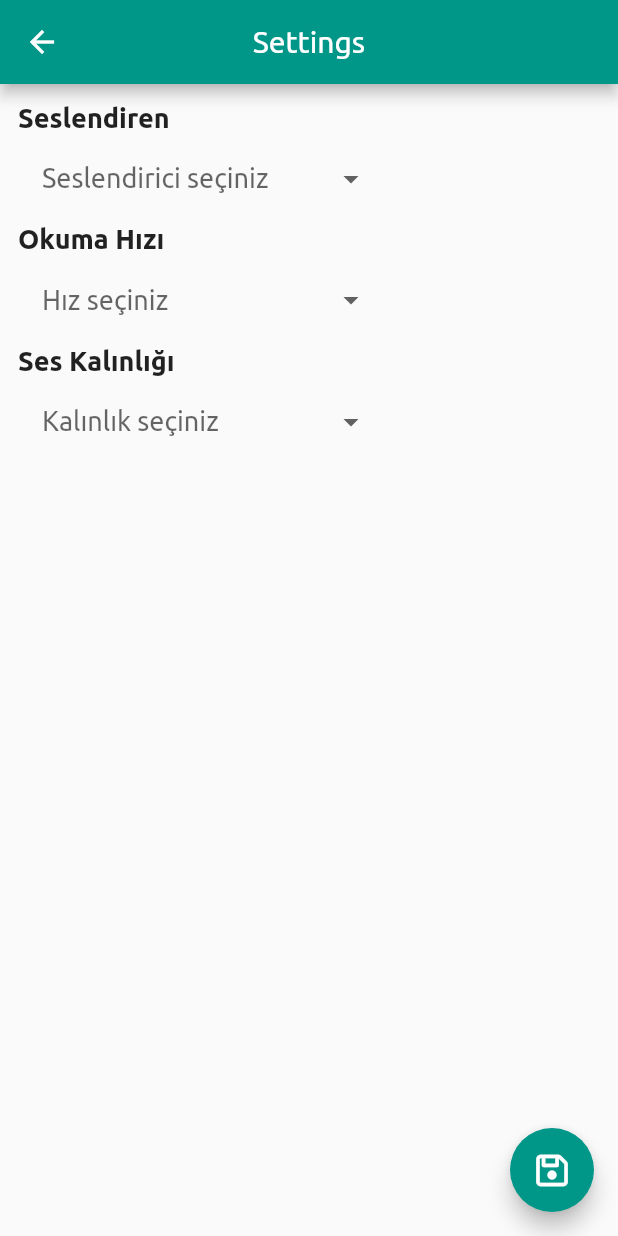
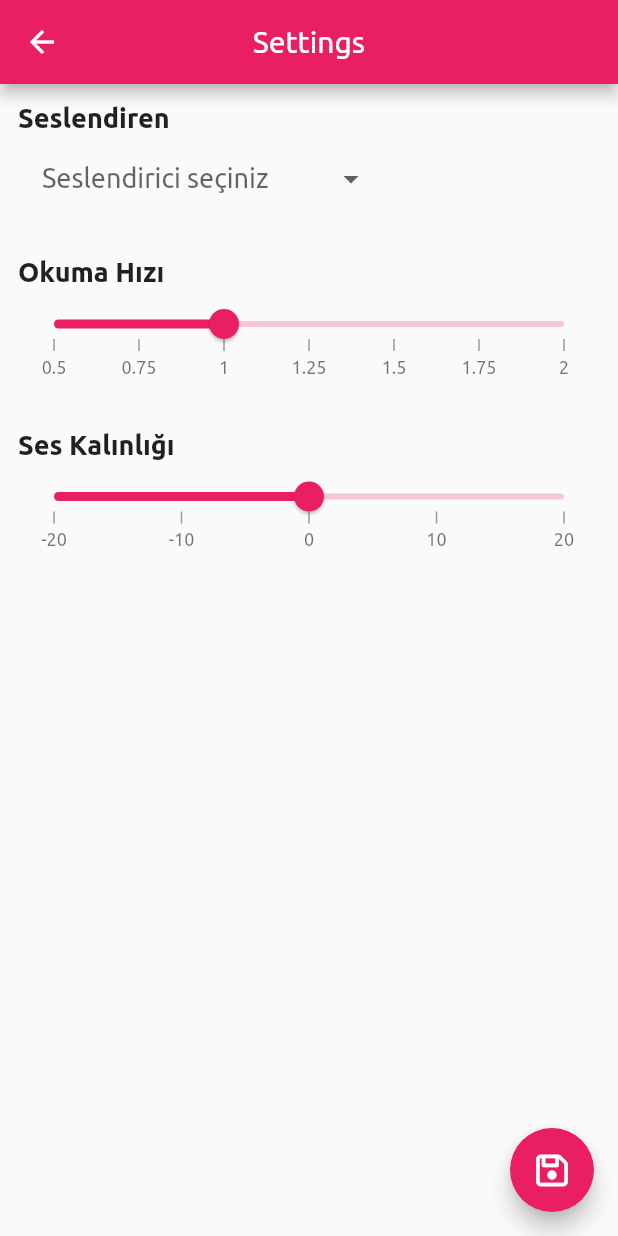
Before and after one commit to merihcavdar/biri_okusun, a Flutter app: the screen it shows after launch, in the side drawer, after a tap on "Seçenekler", on a phone screen of 412 x 824 dp. Run offline on Flutter 3.47's test engine with Material 2 defaults, Android fonts, the phone set to English and light mode, and no system bars; drawn by our look-alikes of dropdown_button2, syncfusion_flutter_sliders; our stand-ins replace file_picker, font_awesome_flutter.

Commit message:
screens, components, app icon adjusted

```diff
--- a/lib/main.dart
+++ b/lib/main.dart
@@ -12,7 +12,7 @@ class MyApp extends StatelessWidget {
   Widget build(BuildContext context) {
     return MaterialApp(
       theme: ThemeData(
-          primarySwatch: Colors.teal,
+          primarySwatch: Colors.pink,
           fontFamily: 'Ubuntu',
           textTheme: const TextTheme(
             bodyMedium: TextStyle(
--- a/lib/screens/main_page.dart
+++ b/lib/screens/main_page.dart
@@ -2,6 +2,25 @@ import 'package:biri_okusun/screens/read_page.dart';
 import 'package:flutter/material.dart';
 import 'package:font_awesome_flutter/font_awesome_flutter.dart';
 import 'settings.dart';
+import 'package:file_picker/file_picker.dart';
+
+List<Color> colorList = [
+  Colors.pink,
+  Colors.blue,
+  Colors.green,
+  Colors.amber,
+  Colors.purple,
+  Colors.brown
+];
+
+List<String> titleList = [
+  'Ürünlerimiz',
+  'Kredi',
+  'Hukuk',
+  'İstihbarat',
+  'İthalat-İhracat',
+  'Döviz'
+];
 
 class MainPage extends StatefulWidget {
   const MainPage({super.key});
@@ -11,6 +30,11 @@ class MainPage extends StatefulWidget {
 }
 
 class _MainPageState extends State<MainPage> {
+  PlatformFile? file;
+  Future<void> picksinglefile() async {
+    FilePickerResult? result = await FilePicker.platform.pickFiles();
+  }
+
   @override
   Widget build(BuildContext context) {
     return SafeArea(
@@ -66,7 +90,9 @@ class _MainPageState extends State<MainPage> {
           ],
         ),
         floatingActionButton: FloatingActionButton(
-          onPressed: () {},
+          onPressed: () {
+            picksinglefile();
+          },
           child: const Icon(FontAwesomeIcons.plus),
         ),
         floatingActionButtonLocation: FloatingActionButtonLocation.centerFloat,
@@ -75,7 +101,7 @@ class _MainPageState extends State<MainPage> {
           // horizontal, this produces 2 rows.
           crossAxisCount: 2,
           // Generate 100 widgets that display their index in the List.
-          children: List.generate(10, (index) {
+          children: List.generate(6, (index) {
             return Center(
               child: GestureDetector(
                 onTap: () {
@@ -85,9 +111,36 @@ class _MainPageState extends State<MainPage> {
                     ),
                   );
                 },
-                child: Text(
-                  'Kitap ${index + 1}',
-                  style: Theme.of(context).textTheme.headlineSmall,
+                child: Container(
+                  width: 180.0,
+                  height: 300.0,
+                  margin: const EdgeInsets.all(12.0),
+                  decoration: BoxDecoration(
+                    color: colorList[index],
+                  ),
+                  child: Center(
+                    child: Column(
+                      mainAxisAlignment: MainAxisAlignment.center,
+                      children: [
+                        Text(
+                          titleList[index],
+                          style: const TextStyle(
+                            fontSize: 20.0,
+                            fontWeight: FontWeight.bold,
+                          ),
+                        ),
+                        const SizedBox(
+                          height: 12.0,
+                        ),
+                        const Text(
+                          '23.07.2023',
+                          style: TextStyle(
+                            fontSize: 14.0,
+                          ),
+                        )
+                      ],
+                    ),
+                  ),
                 ),
               ),
             );
--- a/lib/screens/settings.dart
+++ b/lib/screens/settings.dart
@@ -1,7 +1,7 @@
-import 'package:dropdown_button2/dropdown_button2.dart';
 import 'package:flutter/material.dart';
 import 'package:font_awesome_flutter/font_awesome_flutter.dart';
 import '../components/drop_list.dart';
+import 'package:syncfusion_flutter_sliders/sliders.dart';
 
 class SettingsPage extends StatefulWidget {
   const SettingsPage({super.key});
@@ -18,6 +18,8 @@ class _SettingsPageState extends State<SettingsPage> {
     'Fatma',
   ];
   String selectedValue = "Kemal";
+  double _speedValue = 1;
+  double _pitchValue = 0;
 
   @override
   Widget build(BuildContext context) {
@@ -39,25 +41,67 @@ class _SettingsPageState extends State<SettingsPage> {
             padding: const EdgeInsets.all(
               12.0,
             ),
-            child: const Column(
+            child: Column(
               mainAxisAlignment: MainAxisAlignment.start,
-              crossAxisAlignment: CrossAxisAlignment.center,
+              crossAxisAlignment: CrossAxisAlignment.start,
               children: <Widget>[
-                DropList(
+                const DropList(
                     titleText: "Seslendiren",
                     hintText: "Seslendirici seçiniz",
                     items: ["Ayşe", "Gamze", "Kemal", "Harun"],
                     selectedItem: "Gamze"),
-                DropList(
-                    titleText: "Okuma Hızı",
-                    hintText: "Hız seçiniz",
-                    items: ["0.50x", "0.75x", "1.0x", "1.5x", "1.75x", "2.0x"],
-                    selectedItem: "1.0x"),
-                DropList(
-                    titleText: "Ses Kalınlığı",
-                    hintText: "Kalınlık seçiniz",
-                    items: ["-20", "-10", "-5", "0", "5", "10", "20"],
-                    selectedItem: "0")
+                const SizedBox(
+                  height: 22.0,
+                ),
+                const Text(
+                  'Okuma Hızı',
+                  textAlign: TextAlign.left,
+                  style: TextStyle(
+                    fontWeight: FontWeight.bold,
+                  ),
+                ),
+                SfSlider(
+                  stepSize: .25,
+                  min: 0.50,
+                  max: 2,
+                  value: _speedValue,
+                  interval: 0.25,
+                  showTicks: true,
+                  showLabels: true,
+                  enableTooltip: true,
+                  minorTicksPerInterval: 0,
+                  onChanged: (dynamic value) {
+                    setState(() {
+                      _speedValue = value;
+                    });
+                  },
+                ),
+                const SizedBox(
+                  height: 32.0,
+                ),
+                const Text(
+                  'Ses Kalınlığı',
+                  textAlign: TextAlign.left,
+                  style: TextStyle(
+                    fontWeight: FontWeight.bold,
+                  ),
+                ),
+                SfSlider(
+                  stepSize: 5,
+                  min: -20.0,
+                  max: 20.0,
+                  value: _pitchValue,
+                  interval: 10,
+                  showTicks: true,
+                  showLabels: true,
+                  enableTooltip: true,
+                  minorTicksPerInterval: 1,
+                  onChanged: (dynamic value) {
+                    setState(() {
+                      _pitchValue = value;
+                    });
+                  },
+                ),
               ],
             ),
           ),
```
Also changed, not shown: lib/screens/read_page.dart (+11 -2 lines), pubspec.yaml (+8 -0 lines), assets/images/birianlatsin.png (added), pubspec.lock, 27 other files.
